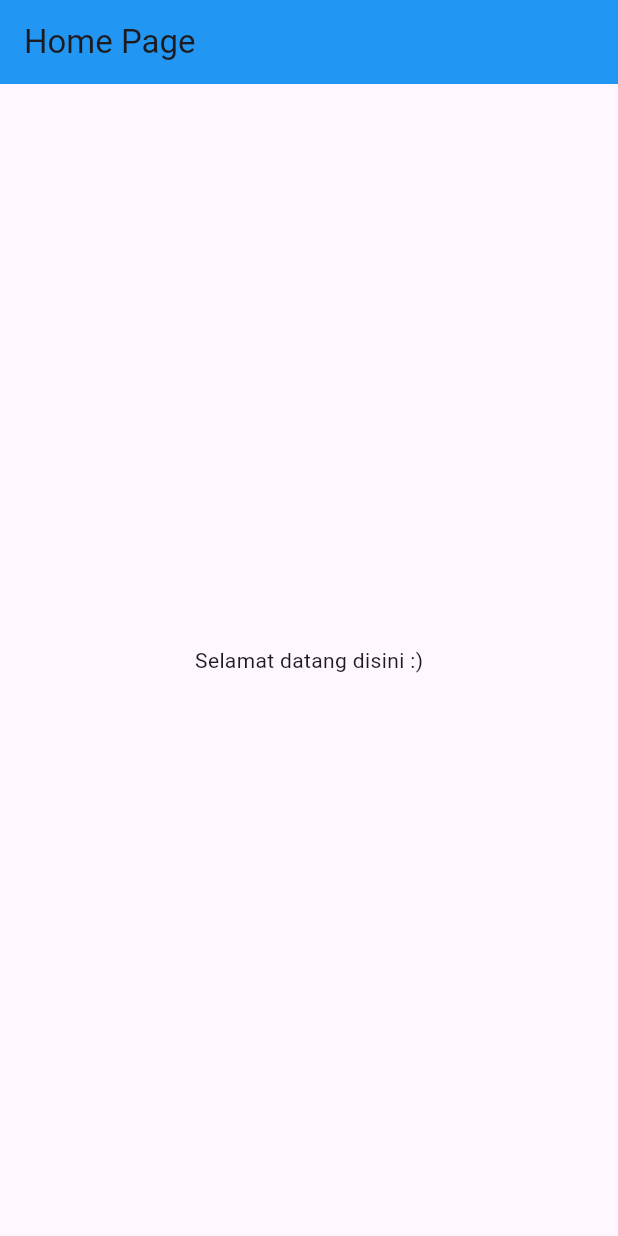
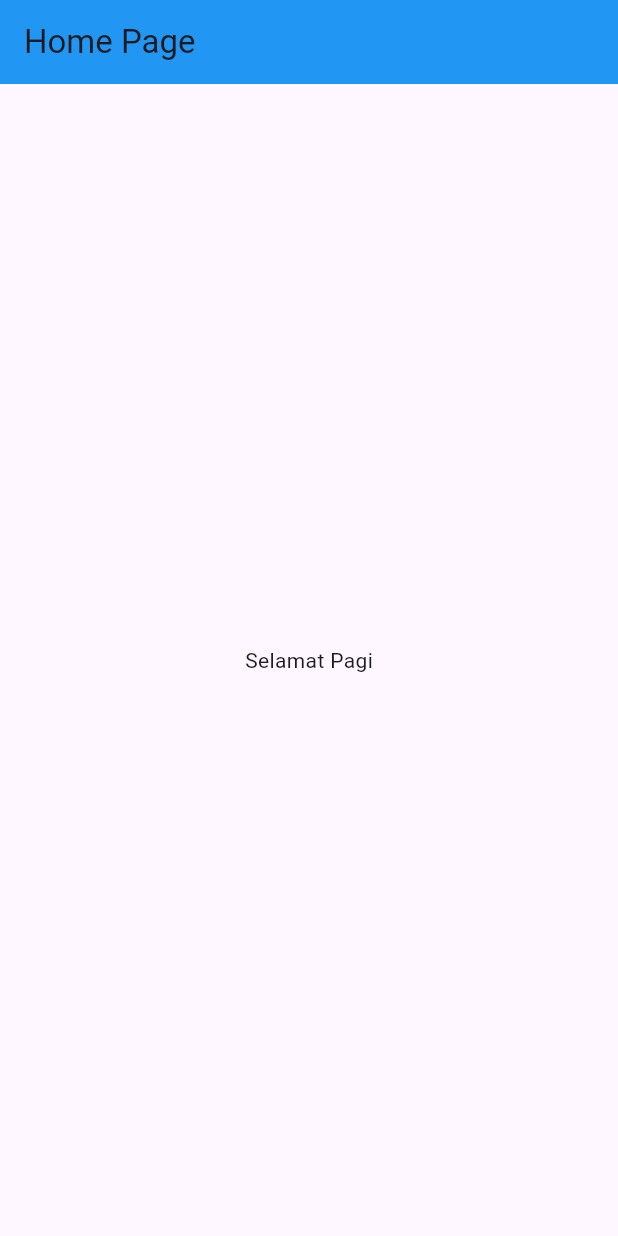
Before and after one commit to hendri9wahyudi/projek_contoh, a Flutter app: the screen it shows after launch, on a phone screen of 412 x 824 dp. Run offline on Flutter 3.47's test engine with Material 3 defaults, Android fonts, the phone set to English and light mode, and no system bars.

Commit message:
mengubah teks

```diff
--- a/lib/projek1.dart
+++ b/lib/projek1.dart
@@ -11,7 +11,7 @@ class HomePage extends StatelessWidget {
         backgroundColor: Colors.blue,
       ),
       body: const Center(
-        child: Text('Selamat datang disini :)'),
+        child: Text('Selamat Pagi'),
       ),
     );
   }
```
